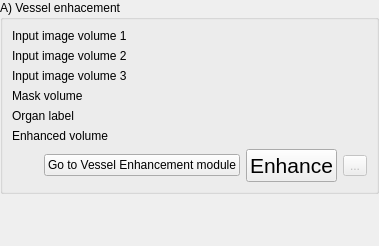
Old version of the form Modules/Scripted/Workflow/Widgets/Resources/UI/VesselEnhancementStep.ui in the repository KitwareMedical/Deprecated-VesselView.
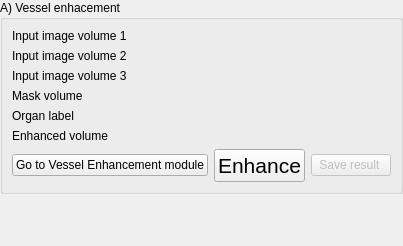
New version of the form. Custom widgets are drawn as their Qt base class.

Commit message:
ENH: Add Save result text to the save buttons
As a result of this, the tool button were promoted to push buttons.
Note that the "Save results " text as an extra space in the end to provide
a more balanced-looking widget.

The edit to the form file:
```diff
--- a/Modules/Scripted/Workflow/Widgets/Resources/UI/VesselEnhancementStep.ui
+++ b/Modules/Scripted/Workflow/Widgets/Resources/UI/VesselEnhancementStep.ui
@@ -310,7 +310,7 @@
          </widget>
         </item>
         <item>
-         <widget class="QToolButton" name="VesselEnhancementSaveToolButton">
+         <widget class="QPushButton" name="VesselEnhancementSavePushButton">
           <property name="enabled">
            <bool>false</bool>
           </property>
@@ -318,12 +318,7 @@
            <string>Save the output image</string>
           </property>
           <property name="text">
-           <string>...</string>
-          </property>
-          <property name="workflow" stdset="0">
-           <stringlist>
-            <string>0</string>
-           </stringlist>
+           <string>Save result </string>
           </property>
          </widget>
         </item>
```
The commit also changes 13 other files.
